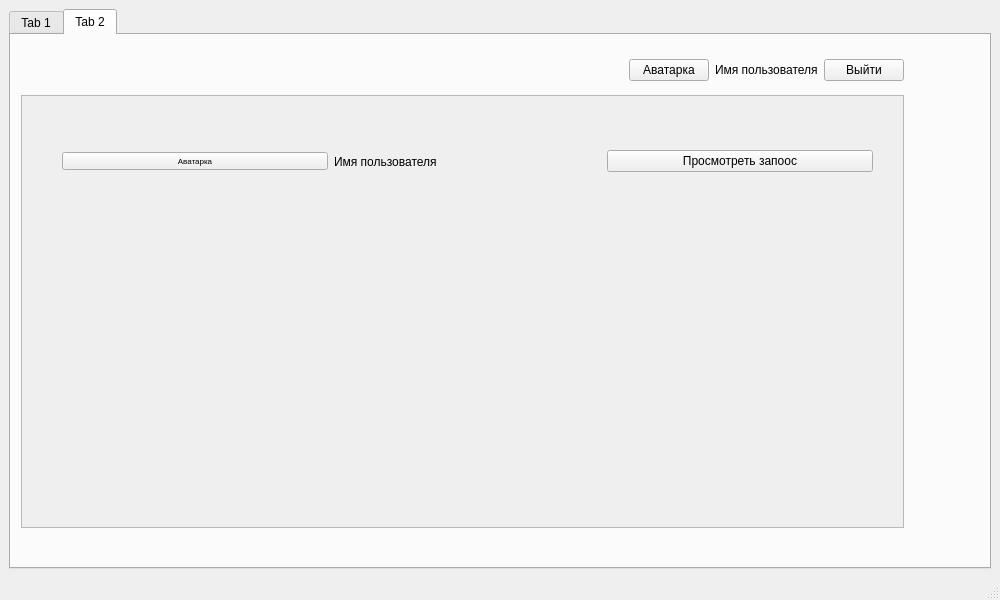
Qt form YandexProject1/teacher_main.ui (JKarak/app-for-applications) before a commit.
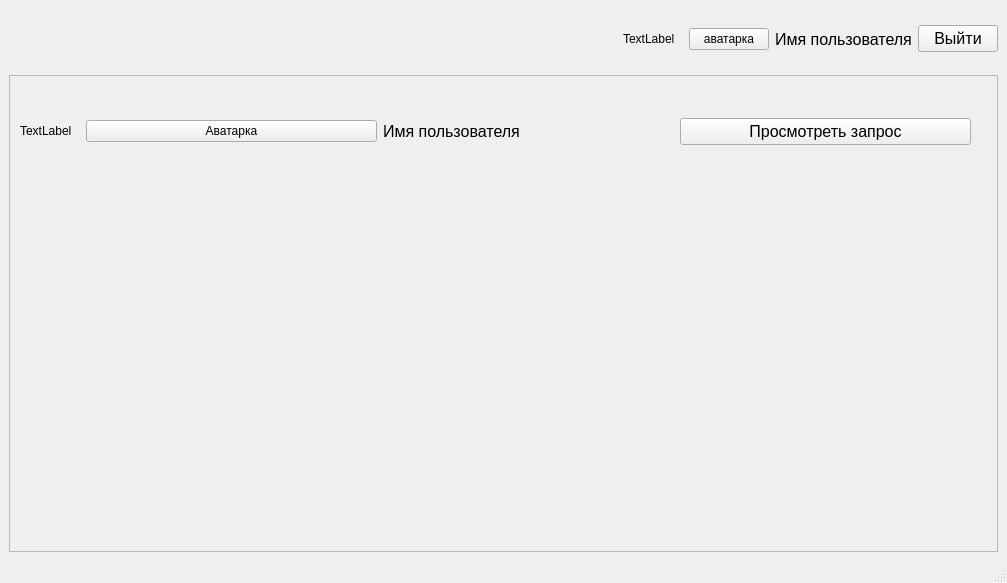
The same form after that commit.

Patch:
```diff
--- a/YandexProject1/teacher_main.ui
+++ b/YandexProject1/teacher_main.ui
@@ -6,31 +6,19 @@
    <rect>
     <x>0</x>
     <y>0</y>
-    <width>1000</width>
-    <height>600</height>
+    <width>1007</width>
+    <height>583</height>
    </rect>
   </property>
   <property name="windowTitle">
    <string>MainWindow</string>
   </property>
   <widget class="QWidget" name="centralwidget">
-   <layout class="QVBoxLayout" name="verticalLayout_3">
-    <item>
-     <layout class="QHBoxLayout" name="horizontalLayout_6">
-      <item>
-       <widget class="QTabWidget" name="tabWidget">
-        <property name="currentIndex">
-         <number>1</number>
-        </property>
-        <widget class="QWidget" name="tab">
-         <attribute name="title">
-          <string>Tab 1</string>
-         </attribute>
          <layout class="QVBoxLayout" name="verticalLayout">
           <item>
-           <layout class="QHBoxLayout" name="horizontalLayout_2">
+     <layout class="QHBoxLayout" name="horizontalLayout">
             <item>
-             <spacer name="horizontalSpacer_2">
+       <spacer name="horizontalSpacer">
               <property name="orientation">
                <enum>Qt::Horizontal</enum>
               </property>
@@ -43,24 +31,56 @@
              </spacer>
             </item>
             <item>
-             <widget class="QPushButton" name="pushButton_6">
+       <widget class="QLabel" name="label_3">
+        <property name="sizePolicy">
+         <sizepolicy hsizetype="Fixed" vsizetype="Fixed">
+          <horstretch>0</horstretch>
+          <verstretch>0</verstretch>
+         </sizepolicy>
+        </property>
+        <property name="minimumSize">
+         <size>
+          <width>60</width>
+          <height>60</height>
+         </size>
+        </property>
+        <property name="maximumSize">
+         <size>
+          <width>60</width>
+          <height>60</height>
+         </size>
+        </property>
               <property name="text">
-               <string>Аватарка</string>
-              </property>
-              <property name="autoRepeat">
-               <bool>false</bool>
+         <string>TextLabel</string>
+        </property>
+       </widget>
+      </item>
+      <item>
+       <widget class="QPushButton" name="pushButton">
+        <property name="text">
+         <string>аватарка</string>
               </property>
              </widget>
             </item>
             <item>
              <widget class="QLabel" name="label">
+        <property name="font">
+         <font>
+          <pointsize>12</pointsize>
+         </font>
+        </property>
               <property name="text">
                <string>Имя пользователя</string>
               </property>
              </widget>
             </item>
             <item>
-             <widget class="QPushButton" name="pushButton_5">
+       <widget class="QPushButton" name="pushButton_2">
+        <property name="font">
+         <font>
+          <pointsize>12</pointsize>
+         </font>
+        </property>
               <property name="text">
                <string>Выйти</string>
               </property>
@@ -81,163 +101,73 @@
               <rect>
                <x>0</x>
                <y>0</y>
-               <width>98</width>
-               <height>28</height>
+         <width>983</width>
+         <height>439</height>
               </rect>
              </property>
              <widget class="QWidget" name="layoutWidget">
               <property name="geometry">
                <rect>
-                <x>40</x>
-                <y>30</y>
-                <width>811</width>
-                <height>71</height>
-               </rect>
-              </property>
-              <layout class="QHBoxLayout" name="horizontalLayout">
-               <item>
-                <widget class="QPushButton" name="pushButton_4">
-                 <property name="font">
-                  <font>
-                   <pointsize>6</pointsize>
-                  </font>
-                 </property>
-                 <property name="text">
-                  <string>Аватарка</string>
-                 </property>
-                </widget>
-               </item>
-               <item>
-                <widget class="QLabel" name="label_2">
-                 <property name="text">
-                  <string>Имя пользователя</string>
-                 </property>
-                </widget>
-               </item>
-               <item>
-                <widget class="QPushButton" name="pushButton_3">
-                 <property name="text">
-                  <string>Просмотреть запоос</string>
-                 </property>
-                </widget>
-               </item>
-              </layout>
-             </widget>
-            </widget>
-           </widget>
-          </item>
-         </layout>
-        </widget>
-        <widget class="QWidget" name="tab_2">
-         <attribute name="title">
-          <string>Tab 2</string>
-         </attribute>
-         <widget class="QWidget" name="layoutWidget_2">
-          <property name="geometry">
-           <rect>
             <x>10</x>
-            <y>20</y>
-            <width>883</width>
-            <height>30</height>
-           </rect>
-          </property>
-          <layout class="QHBoxLayout" name="horizontalLayout_4">
-           <item>
-            <spacer name="horizontalSpacer">
-             <property name="orientation">
-              <enum>Qt::Horizontal</enum>
-             </property>
-             <property name="sizeHint" stdset="0">
-              <size>
-               <width>40</width>
-               <height>20</height>
-              </size>
-             </property>
-            </spacer>
-           </item>
-           <item>
-            <widget class="QPushButton" name="pushButton_9">
-             <property name="text">
-              <string>Аватарка</string>
-             </property>
-             <property name="autoRepeat">
-              <bool>false</bool>
-             </property>
-            </widget>
-           </item>
+          <y>10</y>
+          <width>951</width>
+          <height>91</height>
+         </rect>
+        </property>
+        <layout class="QHBoxLayout" name="horizontalLayout_2">
            <item>
             <widget class="QLabel" name="label_4">
-             <property name="text">
-              <string>Имя пользователя</string>
-             </property>
-            </widget>
-           </item>
-           <item>
-            <widget class="QPushButton" name="pushButton_10">
-             <property name="text">
-              <string>Выйти</string>
-             </property>
-             <property name="autoRepeat">
-              <bool>false</bool>
-             </property>
-            </widget>
-           </item>
-          </layout>
-         </widget>
-         <widget class="QScrollArea" name="scrollArea_2">
-          <property name="geometry">
-           <rect>
-            <x>10</x>
-            <y>60</y>
-            <width>883</width>
-            <height>433</height>
-           </rect>
-          </property>
-          <property name="widgetResizable">
-           <bool>true</bool>
-          </property>
-          <widget class="QWidget" name="scrollAreaWidgetContents_2">
-           <property name="geometry">
-            <rect>
-             <x>0</x>
-             <y>0</y>
-             <width>881</width>
-             <height>431</height>
-            </rect>
-           </property>
-           <widget class="QWidget" name="layoutWidget_3">
-            <property name="geometry">
-             <rect>
-              <x>40</x>
-              <y>30</y>
-              <width>811</width>
-              <height>71</height>
-             </rect>
-            </property>
-            <layout class="QHBoxLayout" name="horizontalLayout_5">
+           <property name="sizePolicy">
+            <sizepolicy hsizetype="Fixed" vsizetype="Fixed">
+             <horstretch>0</horstretch>
+             <verstretch>0</verstretch>
+            </sizepolicy>
+           </property>
+           <property name="minimumSize">
+            <size>
+             <width>60</width>
+             <height>60</height>
+            </size>
+           </property>
+           <property name="maximumSize">
+            <size>
+             <width>60</width>
+             <height>60</height>
+            </size>
+           </property>
+           <property name="text">
+            <string>TextLabel</string>
+           </property>
+          </widget>
+         </item>
              <item>
-              <widget class="QPushButton" name="pushButton_11">
-               <property name="font">
-                <font>
-                 <pointsize>6</pointsize>
-                </font>
-               </property>
+          <widget class="QPushButton" name="pushButton_3">
                <property name="text">
                 <string>Аватарка</string>
                </property>
               </widget>
              </item>
              <item>
-              <widget class="QLabel" name="label_3">
+          <widget class="QLabel" name="label_2">
+           <property name="font">
+            <font>
+             <pointsize>12</pointsize>
+            </font>
+           </property>
                <property name="text">
                 <string>Имя пользователя</string>
                </property>
               </widget>
              </item>
              <item>
-              <widget class="QPushButton" name="pushButton_12">
+          <widget class="QPushButton" name="pushButton_4">
+           <property name="font">
+            <font>
+             <pointsize>12</pointsize>
+            </font>
+           </property>
                <property name="text">
-                <string>Просмотреть запоос</string>
+            <string>Просмотреть запрос</string>
                </property>
               </widget>
              </item>
@@ -245,10 +175,6 @@
            </widget>
           </widget>
          </widget>
-        </widget>
-       </widget>
-      </item>
-     </layout>
     </item>
    </layout>
   </widget>
```
Left out of the diff: 5 changed lines with no effect on the pictures. Lines whose indentation alone changed are shown as unchanged.
